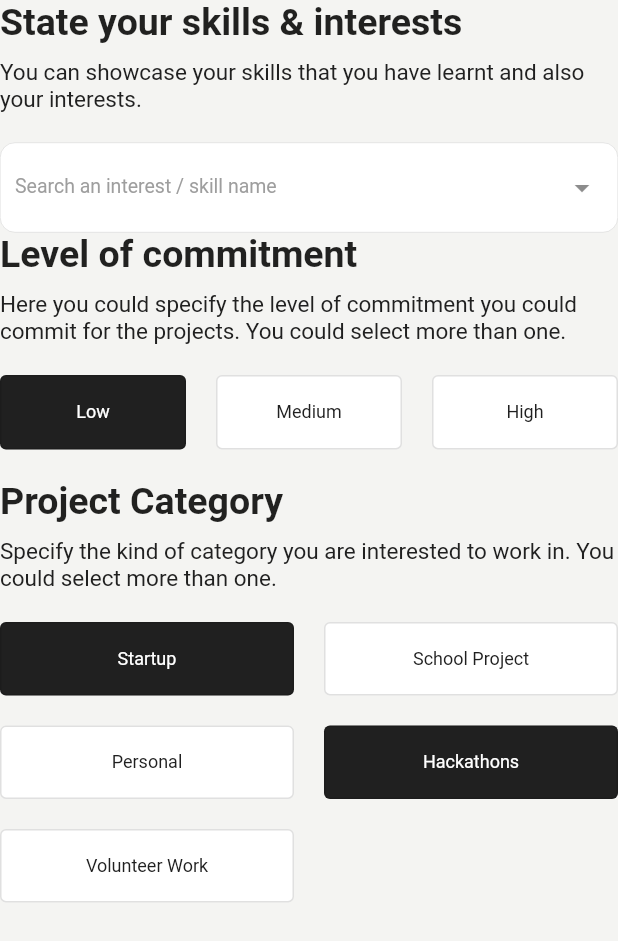
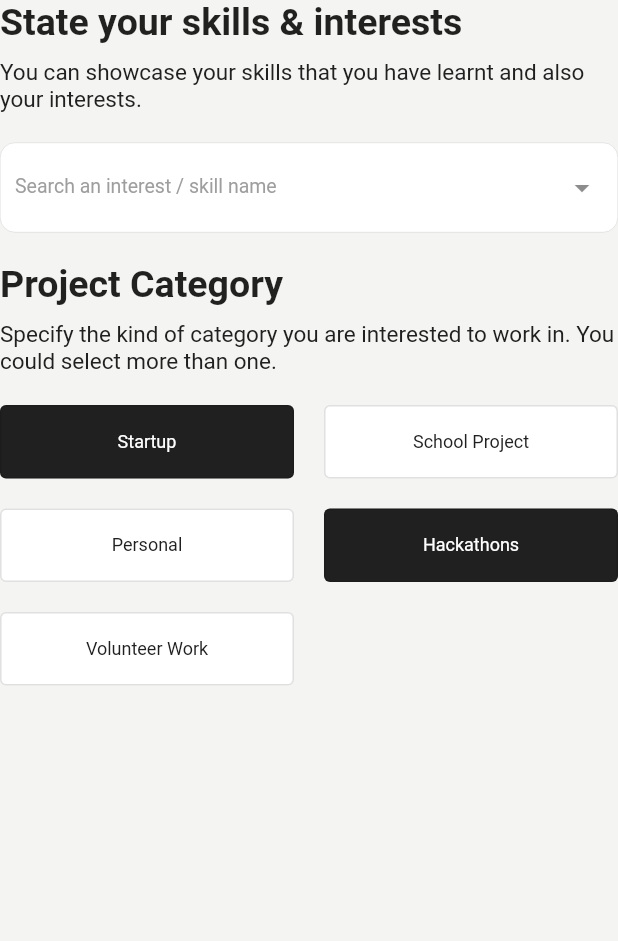
Before and after one commit to jmsandiegoo/launchlab_nus_app, a Flutter app: the OnboardingStep2Content widget shown alone on an empty page, opened directly, on a phone screen of 412 x 824 dp. Shown: the top 941 px of the screen. Run offline on Flutter 3.47's test engine with Material 2 defaults, Android fonts, the phone set to English and light mode, and no system bars; our stand-ins replace dartz, dropdown_search, equatable, flutter_bloc, flutter_svg, formz and 3 more; accounts and stored records are empty.

Commit message:
Removed the commitment level for onboarding

```diff
--- a/lib/src/presentation/common/widgets/form_fields/dropwdown_search_field.dart
+++ b/lib/src/presentation/common/widgets/form_fields/dropwdown_search_field.dart
@@ -114,8 +114,6 @@ class DropdownSearchFieldMultiWidget<T> extends StatelessWidget {
 
   @override
   Widget build(BuildContext context) {
-    List<T> values = [];
-
     return Column(
       crossAxisAlignment: CrossAxisAlignment.stretch,
       children: [
@@ -177,7 +175,7 @@ class DropdownSearchFieldMultiWidget<T> extends StatelessWidget {
             ),
           ),
           dropdownBuilder: (context, selectedItems) {
-            if (isChipsOutside || selectedItems.length == 0) {
+            if (isChipsOutside || selectedItems.isEmpty) {
               return const ListTile(
                   dense: true,
                   minVerticalPadding: 0,
--- a/lib/src/presentation/user/screens/onboarding_step2_page.dart
+++ b/lib/src/presentation/user/screens/onboarding_step2_page.dart
@@ -44,21 +44,6 @@ class _OnboardingStep2ContentState extends State<OnboardingStep2Content> {
             testValues = values;
           }),
         ),
-        headerText("Level of commitment"),
-        const SizedBox(
-          height: 10.0,
-        ),
-        bodyText(
-            "Here you could specify the level of commitment you could commit for the projects. You could select more than one."),
-        const SizedBox(
-          height: 20.0,
-        ),
-        MultiButtonSingleSelectWidget(
-          value: "Low",
-          options: const ["Low", "Medium", "High"],
-          colNo: 3,
-          onPressHandler: (String val) => print(val),
-        ),
         const SizedBox(
           height: 20.0,
         ),
```
